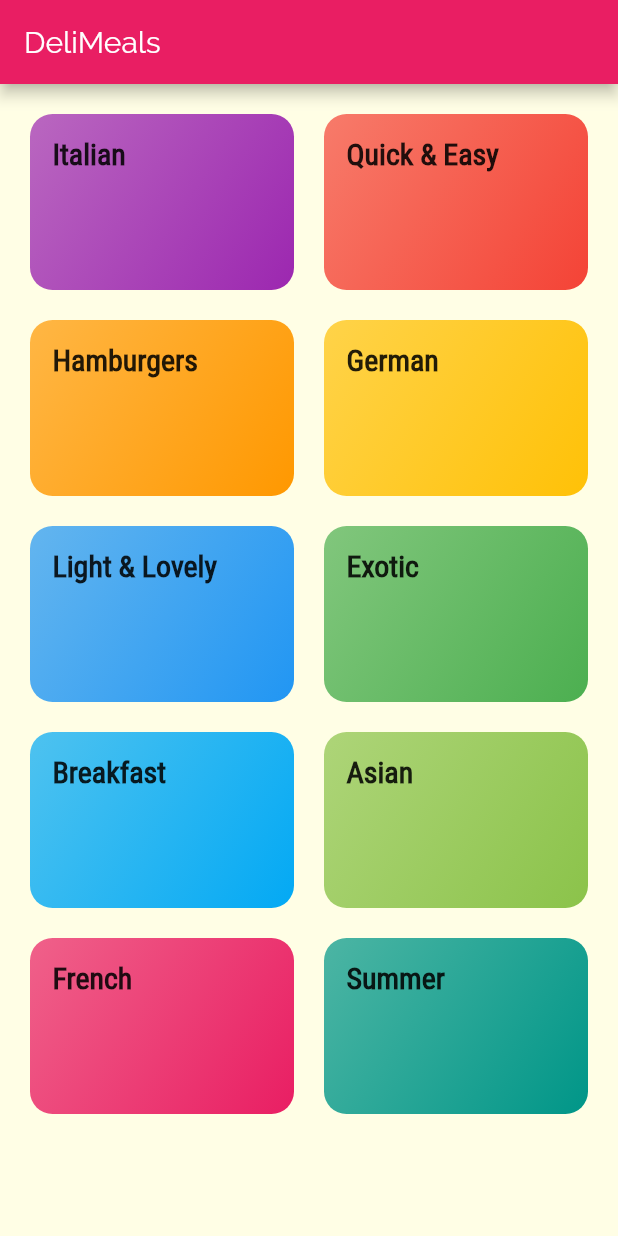
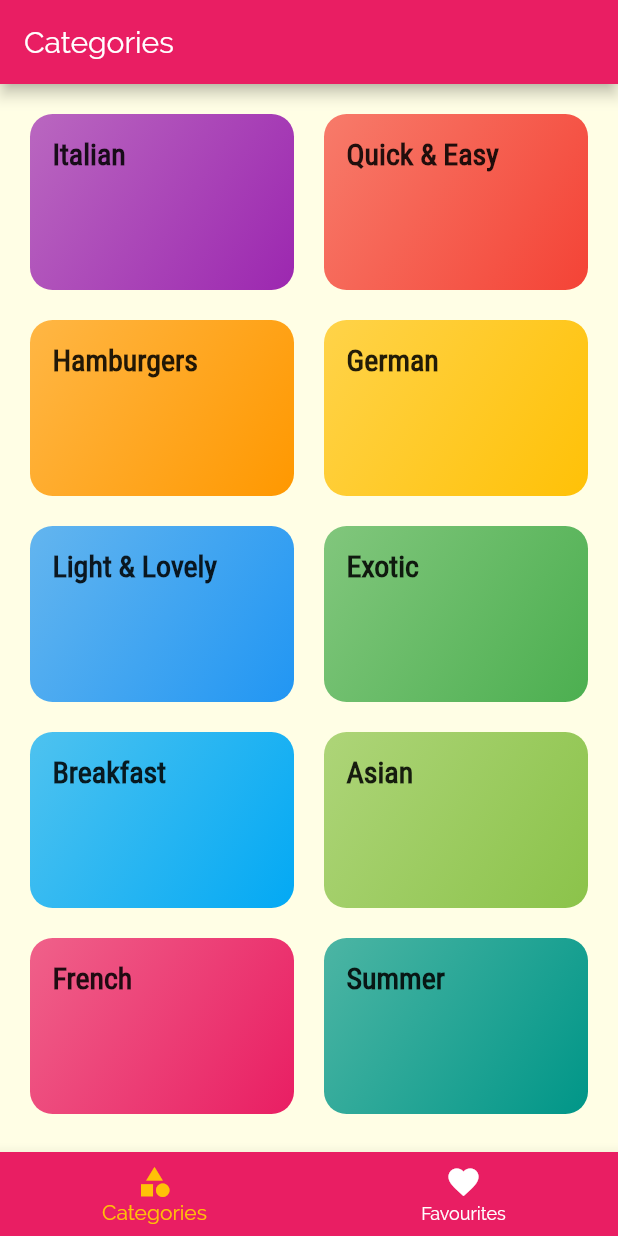
Before and after one commit to AbdoTareq/meals, a Flutter app: the screen it shows after launch, on a phone screen of 412 x 824 dp. Run offline on Flutter 3.47's test engine with Material 2 defaults, Android fonts, the phone set to English and light mode, and no system bars.

Commit message:
feat: Add BottomNavigationBarI

```diff
--- a/lib/main.dart
+++ b/lib/main.dart
@@ -2,6 +2,7 @@ import 'package:flutter/material.dart';
 import 'package:meals/screens/categories_screen.dart';
 import 'package:meals/screens/category_meal_screen.dart';
 import 'package:meals/screens/meal_detail_screen.dart';
+import 'package:meals/screens/tabs_screen.dart';
 
 void main() {
   runApp(MyApp());
@@ -33,7 +34,7 @@ class MyApp extends StatelessWidget {
       ),
       initialRoute: '/',
       routes: {
-        '/': (ctx) => CategoryScreen(),
+        '/': (ctx) => TabsScreen(),
         CategoryMealScreen.routeName: (context) => CategoryMealScreen(),
         MealDetailScreen.routeName: (context) => MealDetailScreen(),
       },
--- a/lib/screens/categories_screen.dart
+++ b/lib/screens/categories_screen.dart
@@ -6,11 +6,9 @@ class CategoryScreen extends StatelessWidget {
   @override
   Widget build(BuildContext context) {
     return Scaffold(
-      appBar: AppBar(
-        title: Text('DeliMeals'),
-      ),
-      body: Padding(
-        padding: const EdgeInsets.all(20),
+      body: Container(
+        padding:
+            const EdgeInsets.only(top: 20, left: 20, right: 20, bottom: 10),
         child: GridView(
           children: DUMMY_CATEGORIES
               .map((catData) =>
--- /dev/null
+++ b/lib/screens/favourites_screen.dart
@@ -0,0 +1,8 @@
+import 'package:flutter/material.dart';
+
+class FavouritesScreen extends StatelessWidget {
+  @override
+  Widget build(BuildContext context) {
+    return Center(child: Text('asassdckjkdsck'));
+  }
+}
--- /dev/null
+++ b/lib/screens/tabs_screen.dart
@@ -0,0 +1,52 @@
+import 'package:flutter/material.dart';
+import 'package:meals/screens/categories_screen.dart';
+import 'package:meals/screens/favourites_screen.dart';
+
+class TabsScreen extends StatefulWidget {
+  @override
+  _TabsScreenState createState() => _TabsScreenState();
+}
+
+class _TabsScreenState extends State<TabsScreen> {
+  // we can add buttons too
+  final List<Map<String, Object>> _pages = [
+    {'page': CategoryScreen(), 'title': 'Categories'},
+    {'page': FavouritesScreen(), 'title': 'Your Favourites'},
+  ];
+
+  int _selectedPageIndex = 0;
+
+  // flutter auto send index not manually
+  _selectPage(int index) {
+    setState(() {
+      _selectedPageIndex = index;
+    });
+  }
+
+  @override
+  Widget build(BuildContext context) {
+    return Scaffold(
+      appBar: AppBar(
+        title: Text(_pages[_selectedPageIndex]['title']),
+      ),
+      body: _pages[_selectedPageIndex]['page'],
+      bottomNavigationBar: BottomNavigationBar(
+        onTap: _selectPage,
+        backgroundColor: Theme.of(context).primaryColor,
+        selectedItemColor: Theme.of(context).accentColor,
+        unselectedItemColor: Colors.white,
+        currentIndex: _selectedPageIndex,
+        items: [
+          BottomNavigationBarItem(
+            icon: Icon(Icons.category),
+            title: Text('Categories'),
+          ),
+          BottomNavigationBarItem(
+            icon: Icon(Icons.favorite),
+            title: Text('Favourites'),
+          ),
+        ],
+      ),
+    );
+  }
+}
```
